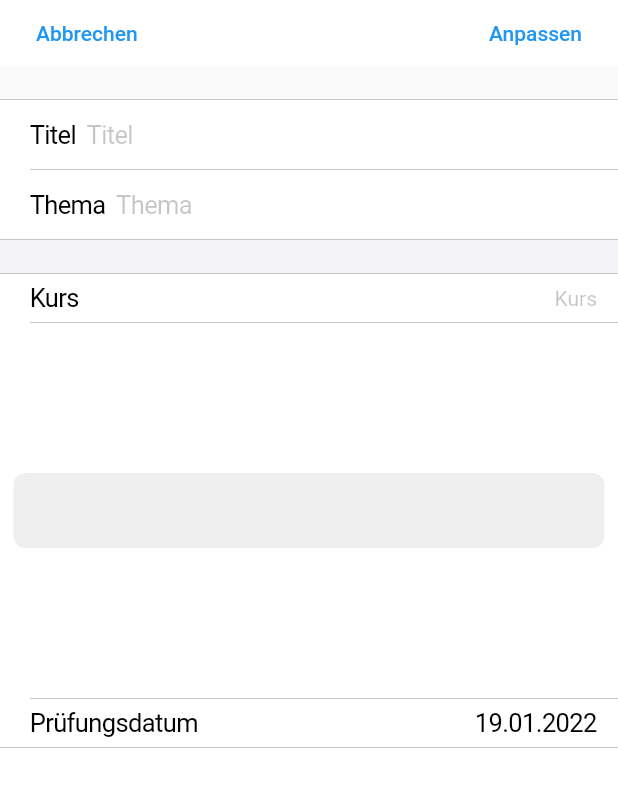
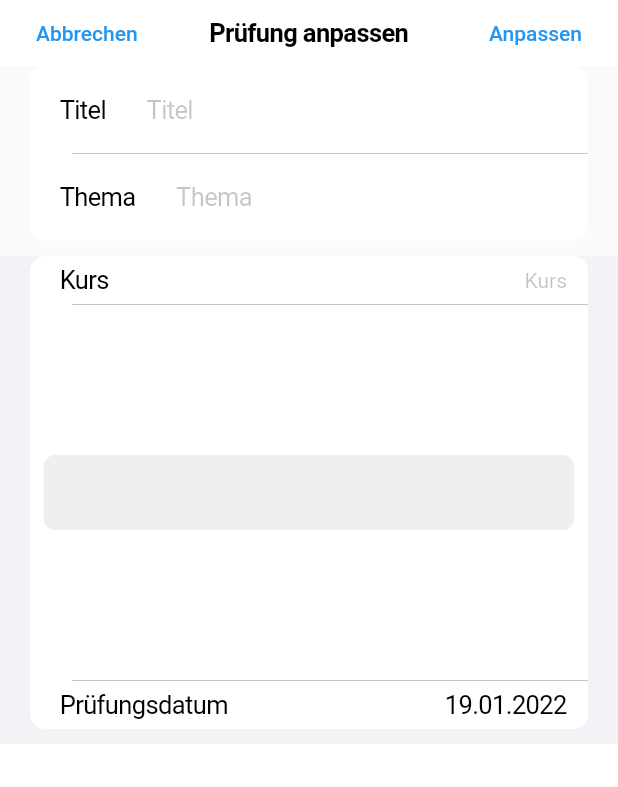
Before and after one commit to SoftwareEngineering-WS2022-CoCoMonkeys/schoolexam-correction-ui, a Flutter app: the ExamDetailsDialog screen opened directly, after a tap on "Kurs", on a phone screen of 412 x 824 dp. Shown: the top 787 px of the screen. Run offline on Flutter 3.47's test engine with Material 2 defaults, Android fonts, the phone set to English and light mode, and no system bars; our stand-ins replace dotted_border, equatable, flutter_bloc, flutter_secure_storage, formz, jwt_decoder and 5 more; missing offline and left inert: flutter_pdfview, global_configuration, perfect_freehand, syncfusion_flutter_pdf; accounts and stored records are empty; generated files the repository leaves out were written again; key blocks and very long unbroken strings in the code were emptied for the run.

Commit message:
[~] Further unification of input dialogs

```diff
--- a/src/lib/components/exams/exam_card_action_bar.dart
+++ b/src/lib/components/exams/exam_card_action_bar.dart
@@ -25,6 +25,7 @@ class ExamCardActionsBar extends StatelessWidget {
             BlocProvider.of<ExamDetailsCubit>(context)
                 .adjustExamOpened(exam: exam);
             showPopover(
+                direction: PopoverDirection.top,
                 context: context,
                 bodyBuilder: (_) => const ExamDetailsDialog());
           },
--- a/src/lib/components/exams/exam_details_dialog.dart
+++ b/src/lib/components/exams/exam_details_dialog.dart
@@ -25,11 +25,10 @@ class ExamDetailsDialog extends StatelessWidget {
 
   @override
   Widget build(BuildContext context) => CupertinoPageScaffold(
+      resizeToAvoidBottomInset: false,
       navigationBar: CupertinoNavigationBar(
         leading: TextButton(
-          child: Align(
-              alignment: Alignment.centerLeft,
-              child: Text(AppLocalizations.of(context)!.cancel)),
+          child: Text(AppLocalizations.of(context)!.cancel),
           onPressed: () => Navigator.pop(context),
         ),
         trailing: BlocBuilder<ExamDetailsCubit, ExamDetailsState>(
@@ -110,11 +109,11 @@ class _ExamDetailsDialogFormState extends State<_ExamDetailsDialogForm> {
   Widget build(BuildContext context) => Column(
         mainAxisSize: MainAxisSize.min,
         children: [
-          CupertinoFormSection(
+          CupertinoFormSection.insetGrouped(
               backgroundColor: Colors.transparent,
               key: formKey,
               children: const [_ExamTitleWidget(), _ExamTopicWidget()]),
-          CupertinoFormSection(children: [
+          CupertinoFormSection.insetGrouped(children: [
             /// === COURSE ===
 
             BlocBuilder<ExamDetailsCubit, ExamDetailsState>(
@@ -281,8 +280,9 @@ class _ExamTitleWidget extends StatelessWidget {
           buildWhen: (old,
                   current) =>
               old.examTitle.status != current.examTitle.status,
-          builder: (context, state) => CupertinoTextFormFieldRow(
+          builder: (context, state) => CupertinoFormRow(
               prefix: Text(AppLocalizations.of(context)!.newExamTitle),
+              child: CupertinoTextFormFieldRow(
                   initialValue: state.examTitle.value,
                   autovalidateMode: AutovalidateMode.always,
                   validator: (String? value) => (state.examTitle.invalid)
@@ -291,7 +291,7 @@ class _ExamTitleWidget extends StatelessWidget {
                   onChanged: (examTitle) =>
                       BlocProvider.of<ExamDetailsCubit>(context)
                           .changeExamTitle(title: examTitle),
-              placeholder: AppLocalizations.of(context)!.newExamTitle));
+                  placeholder: AppLocalizations.of(context)!.newExamTitle)));
 }
 
 class _ExamTopicWidget extends StatelessWidget {
@@ -304,8 +304,9 @@ class _ExamTopicWidget extends StatelessWidget {
           buildWhen: (old,
                   current) =>
               old.examTopic.status != current.examTopic.status,
-          builder: (context, state) => CupertinoTextFormFieldRow(
+          builder: (context, state) => CupertinoFormRow(
               prefix: Text(AppLocalizations.of(context)!.newExamTopic),
+              child: CupertinoTextFormFieldRow(
                   initialValue: state.examTopic.value,
                   autovalidateMode: AutovalidateMode.always,
                   validator: (String? value) => (state.examTopic.invalid)
@@ -314,5 +315,5 @@ class _ExamTopicWidget extends StatelessWidget {
                   onChanged: (examTopic) =>
                       BlocProvider.of<ExamDetailsCubit>(context)
                           .changeExamTopic(topic: examTopic),
-              placeholder: AppLocalizations.of(context)!.newExamTopic));
+                  placeholder: AppLocalizations.of(context)!.newExamTopic)));
 }
```
Also changed, not shown: src/lib/components/correction/remarks/task_remark_dialog.dart (added, +97 -0 lines), src/lib/components/correction/remarks/task_remark_widget.dart (+6 -62 lines). Lines whose indentation alone changed are shown as unchanged.
